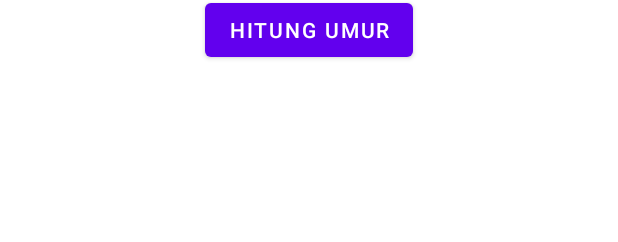
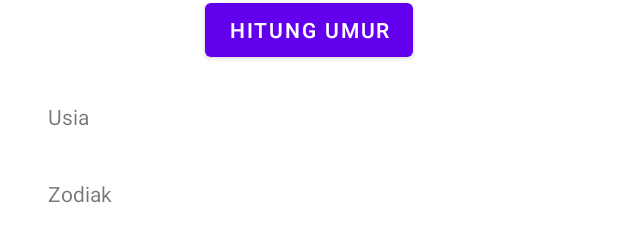
Before and after one commit to roynaldi19/HitungUmurRoy, an Android app: the layout activity_main.xml on its own in the app's theme, with its tools: preview values and no code run, on a phone screen of 412 x 824 dp. Shown: the part 304-546 px from the top of the screen. Run offline under Robolectric (Android 15) with nearby library versions, the phone set to English and light mode, and no system bars.

Commit message:
comit awal

```diff
--- a/app/build.gradle
+++ b/app/build.gradle
@@ -30,6 +30,9 @@ android {
     kotlinOptions {
         jvmTarget = '1.8'
     }
+    buildFeatures{
+        viewBinding true
+    }
 }
 
 dependencies {
--- a/app/src/main/res/layout/activity_main.xml
+++ b/app/src/main/res/layout/activity_main.xml
@@ -17,7 +17,7 @@
         app:layout_constraintTop_toTopOf="parent" />
 
     <EditText
-        android:id="@+id/editTextTextPersonName"
+        android:id="@+id/edt_nama"
         android:layout_width="wrap_content"
         android:layout_height="wrap_content"
         android:layout_marginStart="32dp"
@@ -37,7 +37,7 @@
         app:layout_constraintTop_toBottomOf="@+id/textView" />
 
     <EditText
-        android:id="@+id/editTextTextPersonName2"
+        android:id="@+id/edt_hari"
         android:layout_width="40dp"
         android:layout_height="wrap_content"
         android:layout_marginStart="16dp"
@@ -46,22 +46,22 @@
         app:layout_constraintStart_toEndOf="@+id/textView2" />
 
     <EditText
-        android:id="@+id/editTextTextPersonName3"
+        android:id="@+id/edt_bulan"
         android:layout_width="40dp"
         android:layout_height="wrap_content"
         android:layout_marginStart="32dp"
         android:inputType="numberDecimal"
         app:layout_constraintBottom_toBottomOf="@+id/textView2"
-        app:layout_constraintStart_toEndOf="@+id/editTextTextPersonName2" />
+        app:layout_constraintStart_toEndOf="@+id/edt_hari" />
 
     <EditText
-        android:id="@+id/editTextTextPersonName4"
+        android:id="@+id/edt_tahun"
         android:layout_width="60dp"
         android:layout_height="wrap_content"
         android:layout_marginStart="32dp"
         android:inputType="numberDecimal"
         app:layout_constraintBottom_toBottomOf="@+id/textView2"
-        app:layout_constraintStart_toEndOf="@+id/editTextTextPersonName3" />
+        app:layout_constraintStart_toEndOf="@+id/edt_bulan" />
 
     <TextView
         android:id="@+id/textView3"
@@ -70,7 +70,7 @@
         android:layout_marginStart="16dp"
         android:text="/"
         app:layout_constraintBottom_toBottomOf="@+id/textView2"
-        app:layout_constraintStart_toEndOf="@+id/editTextTextPersonName2" />
+        app:layout_constraintStart_toEndOf="@+id/edt_hari" />
 
     <TextView
         android:id="@+id/textView4"
@@ -79,10 +79,10 @@
         android:layout_marginStart="16dp"
         android:text="/"
         app:layout_constraintBottom_toBottomOf="@+id/textView2"
-        app:layout_constraintStart_toEndOf="@+id/editTextTextPersonName3" />
+        app:layout_constraintStart_toEndOf="@+id/edt_bulan" />
 
     <Button
-        android:id="@+id/button"
+        android:id="@+id/btn_hitung"
         android:layout_width="wrap_content"
         android:layout_height="wrap_content"
         android:layout_marginTop="64dp"
@@ -91,4 +91,24 @@
         app:layout_constraintStart_toStartOf="parent"
         app:layout_constraintTop_toBottomOf="@+id/textView2" />
 
+    <TextView
+        android:id="@+id/tv_result"
+        android:layout_width="wrap_content"
+        android:layout_height="wrap_content"
+        android:layout_marginStart="32dp"
+        android:layout_marginTop="24dp"
+        android:text="Usia"
+        app:layout_constraintStart_toStartOf="parent"
+        app:layout_constraintTop_toBottomOf="@+id/btn_hitung" />
+
+    <TextView
+        android:id="@+id/tv_zodiak"
+        android:layout_width="wrap_content"
+        android:layout_height="wrap_content"
+        android:layout_marginStart="32dp"
+        android:layout_marginTop="32dp"
+        android:text="Zodiak"
+        app:layout_constraintStart_toStartOf="parent"
+        app:layout_constraintTop_toBottomOf="@+id/tv_result" />
+
 </androidx.constraintlayout.widget.ConstraintLayout>
```
Also changed, not shown: app/src/main/java/com/roynaldi19/hitungumurroy/MainActivity.kt (+30 -1 lines).
